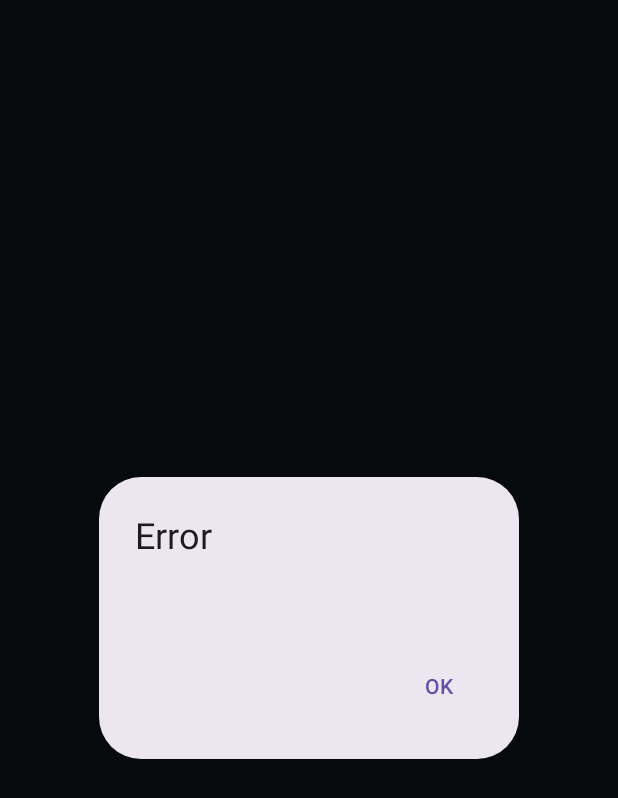
After one commit to MatheusAngelicio/Weather-3.0, an Android app built with Jetpack Compose: the composable ErrorDialog called with empty values, on a phone screen of 412 x 824 dp. The commit adds this screen. Shown: the top 798 px of the screen. Run offline under Robolectric (Android 15) with nearby library versions, the phone set to English and light mode, and no system bars.

Commit message:
Show error dialog on city search failure

```diff
--- a/app/src/main/java/com/example/weather/data/network/KtorClient.kt
+++ b/app/src/main/java/com/example/weather/data/network/KtorClient.kt
@@ -15,7 +15,7 @@ class KtorClient @Inject constructor(private val client: HttpClient) {
             .body<List<GeocodingLocationResponse>>()
 
         if (result.isEmpty()) {
-            throw IllegalStateException("No city found")
+            throw IllegalStateException("City $city not found")
         }
 
         return result.first()
--- /dev/null
+++ b/app/src/main/java/com/example/weather/ui/components/ErrorDialog.kt
@@ -0,0 +1,24 @@
+package com.example.weather.ui.components
+
+import androidx.compose.material3.AlertDialog
+import androidx.compose.material3.Text
+import androidx.compose.material3.TextButton
+import androidx.compose.runtime.Composable
+
+
+@Composable
+fun ErrorDialog(
+    message: String,
+    onDismiss: () -> Unit
+) {
+    AlertDialog(
+        onDismissRequest = onDismiss,
+        confirmButton = {
+            TextButton(onClick = onDismiss) {
+                Text("OK")
+            }
+        },
+        title = { Text("Error") },
+        text = { Text(message) }
+    )
+}
```
Also changed, not shown: app/src/main/java/com/example/weather/ui/modules/searchCities/SearchCitiesScreen.kt (+16 -4 lines).
